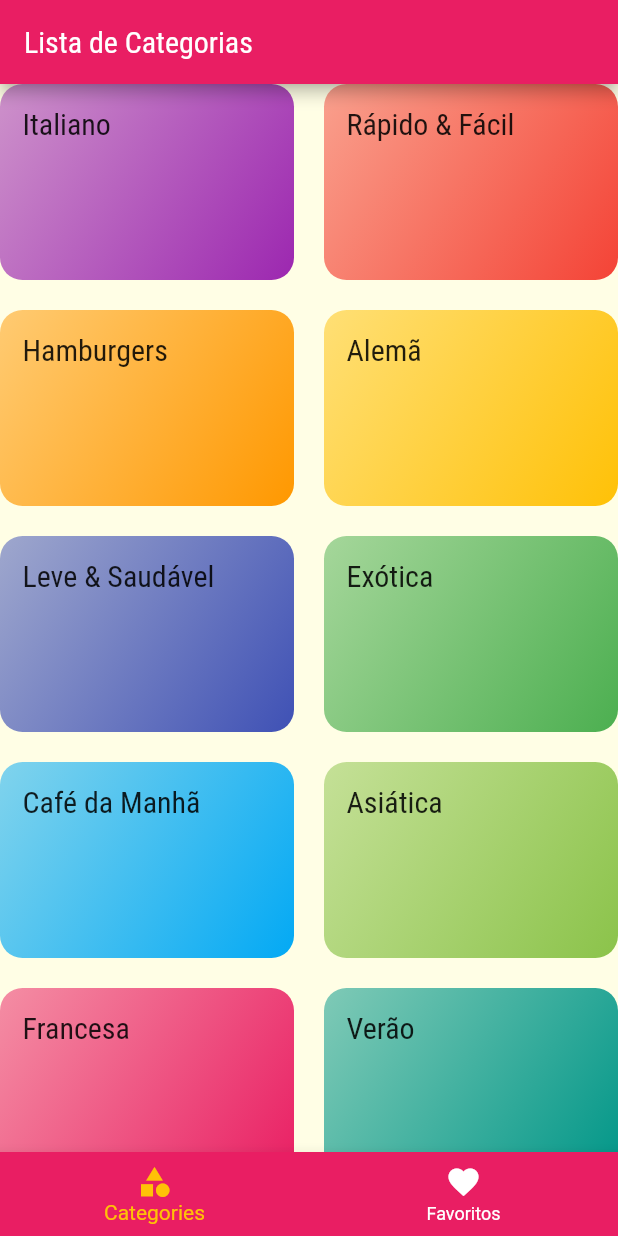
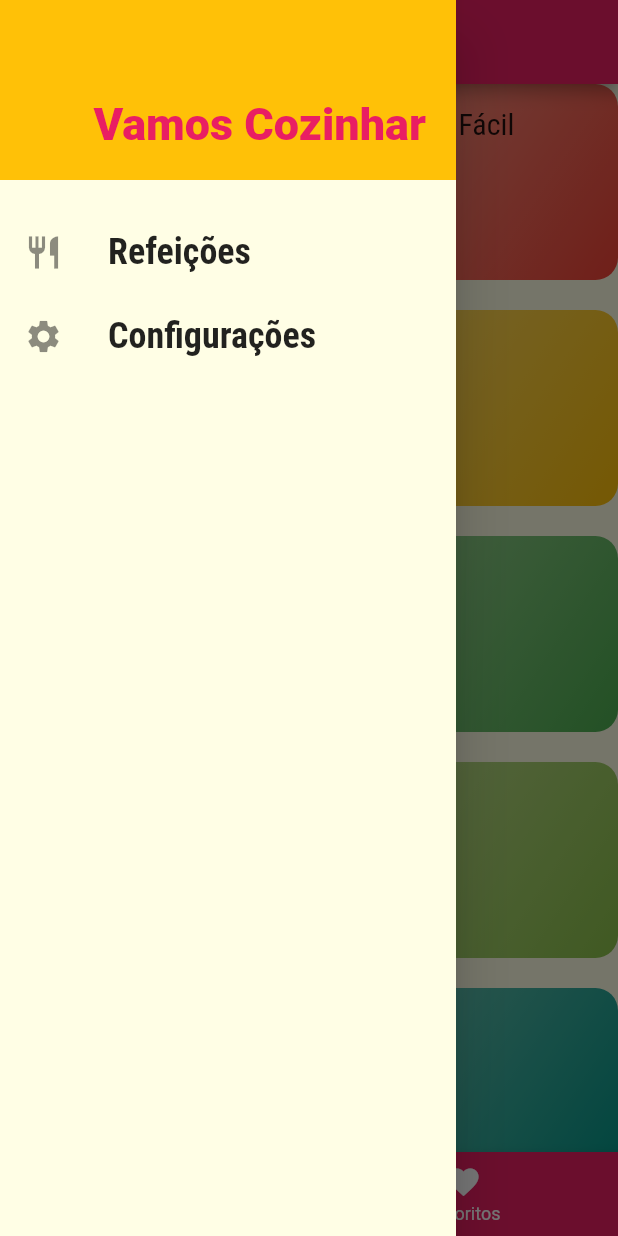
Before and after one commit to MarianaPezzi/DeliMeals, a Flutter app: the screen it shows after launch, with the side drawer open (before the commit the screen has no drawer), on a phone screen of 412 x 824 dp. Run offline on Flutter 3.47's test engine with Material 2 defaults, Android fonts, the phone set to English and light mode, and no system bars.

Commit message:
Adicionando Drawer Personalizado

```diff
--- /dev/null
+++ b/lib/components/main_drawer.dart
@@ -0,0 +1,49 @@
+import 'package:flutter/material.dart';
+
+class MainDrawer extends StatelessWidget {
+  Widget _createItem(IconData icon, String label) {
+    return ListTile(
+      leading: Icon(
+        icon,
+        size: 26,
+      ),
+      title: Text(
+        label,
+        style: TextStyle(
+          fontFamily: 'RobotoCondensed',
+          fontSize: 24,
+          fontWeight: FontWeight.bold,
+        ),
+      ),
+      onTap: () {},
+    );
+  }
+
+  const MainDrawer({super.key});
+
+  @override
+  Widget build(BuildContext context) {
+    return Drawer(
+      child: Column(children: <Widget>[
+        Container(
+          height: 120,
+          width: double.infinity,
+          padding: EdgeInsets.all(20),
+          color: Theme.of(context).accentColor,
+          alignment: Alignment.bottomRight,
+          child: Text(
+            "Vamos Cozinhar",
+            style: TextStyle(
+              fontWeight: FontWeight.w900,
+              fontSize: 30,
+              color: Theme.of(context).primaryColor,
+            ),
+          ),
+        ),
+        SizedBox(height: 20),
+        _createItem(Icons.restaurant, 'Refeições'),
+        _createItem(Icons.settings, 'Configurações'),
+      ]),
+    );
+  }
+}
--- a/lib/screens/tabs_screen.dart
+++ b/lib/screens/tabs_screen.dart
@@ -1,4 +1,5 @@
 import 'package:flutter/material.dart';
+import 'package:vamos_cozinhar/components/main_drawer.dart';
 import 'package:vamos_cozinhar/screens/categories_screen.dart';
 import 'package:vamos_cozinhar/screens/favorite_screen.dart';
 
@@ -28,6 +29,7 @@ class _TabsScreenState extends State<TabsScreen> {
       appBar: AppBar(
         title: Text(_screens[_selectedScreenIndex]['title']),
       ),
+      drawer: MainDrawer(),
       body: _screens[_selectedScreenIndex]['screen'],
       bottomNavigationBar: BottomNavigationBar(
           onTap: _selectScreen,
```
